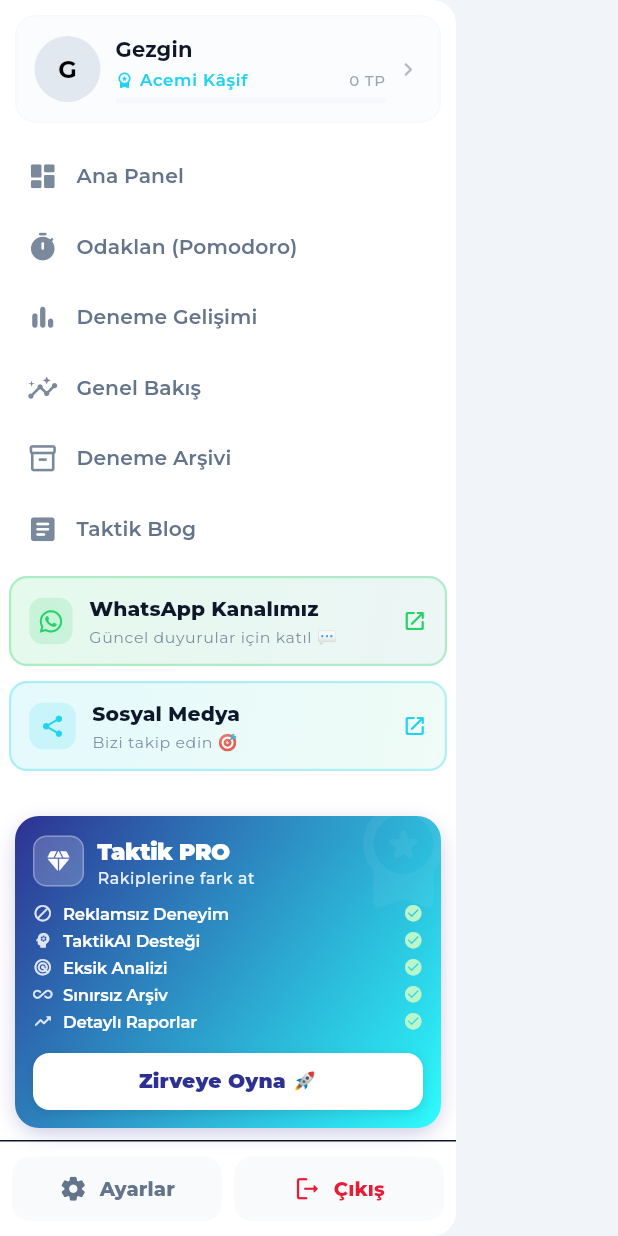
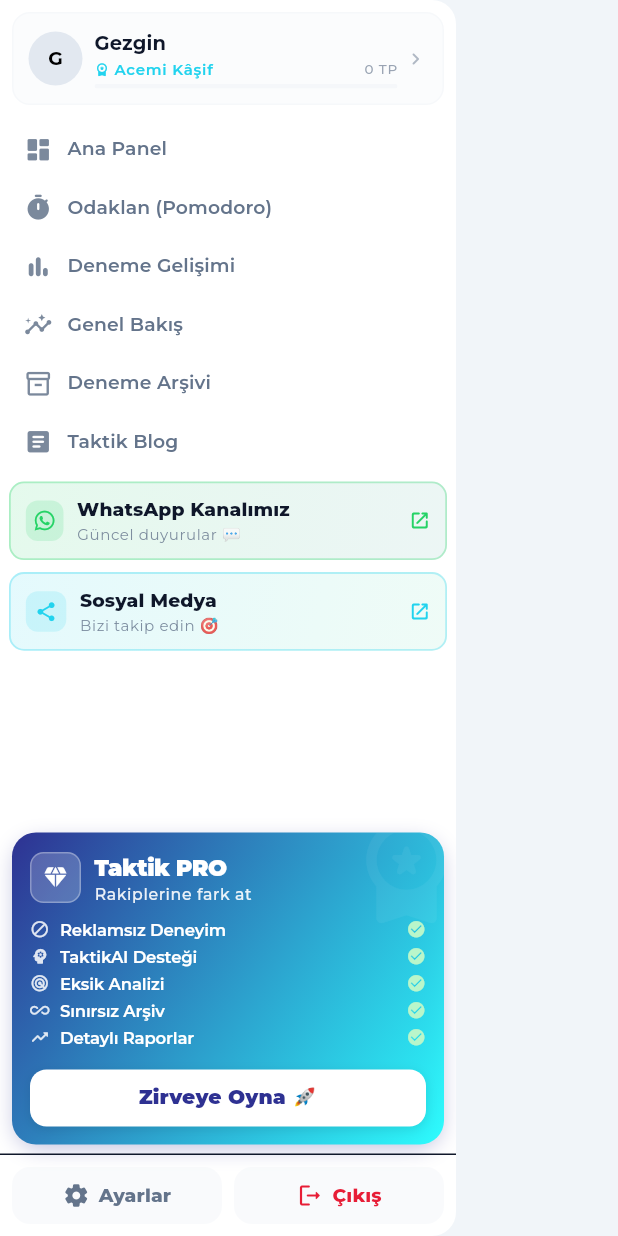
Before and after one commit to bakituncher/bilgee, a Flutter app: the SidePanelDrawer widget shown alone on an empty page, opened directly, on a phone screen of 412 x 824 dp. Run offline on Flutter 3.47's test engine with Material 3 defaults, Android fonts, the phone set to English and light mode, and no system bars; our stand-ins replace cached_network_image, cloud_firestore, cloud_functions, confetti, connectivity_plus, equatable and 26 more; missing offline and left inert: firebase_app_check, flutter_math_fork, markdown, purchases_flutter; accounts and stored records are empty; generated files the repository leaves out were written again; network calls fail.

Commit message:
sidebar düzenlendi

```diff
--- a/lib/shared/widgets/side_panel_drawer.dart
+++ b/lib/shared/widgets/side_panel_drawer.dart
@@ -56,21 +56,21 @@ class _SidePanelDrawerState extends ConsumerState<SidePanelDrawer> with SingleTi
             child: Column(
               crossAxisAlignment: CrossAxisAlignment.stretch,
               children: [
-                // Header - Kullanıcı Profili
+                // Header - Kullanıcı Profili (Compact)
                 InkWell(
                   onTap: () { Navigator.of(context).pop(); context.go('/profile'); },
                   child: Container(
-                    margin: const EdgeInsets.fromLTRB(10, 10, 10, 8),
-                    padding: const EdgeInsets.all(12),
+                    margin: const EdgeInsets.fromLTRB(8, 8, 8, 6),
+                    padding: const EdgeInsets.all(10),
                     decoration: BoxDecoration(
-                      borderRadius: BorderRadius.circular(14),
+                      borderRadius: BorderRadius.circular(12),
                       color: colorScheme.surfaceContainerHighest.withOpacity(.12),
                       border: Border.all(color: colorScheme.surfaceContainerHighest.withOpacity(.2)),
                     ),
                     child: Row(
                       children: [
-                        _Avatar(userName: user?.name, style: user?.avatarStyle, seed: user?.avatarSeed),
-                        const SizedBox(width: 10),
+                        _Avatar(userName: user?.name, style: user?.avatarStyle, seed: user?.avatarSeed, radius: 18),
+                        const SizedBox(width: 8),
                         Expanded(
                           child: Column(
                             crossAxisAlignment: CrossAxisAlignment.start,
@@ -78,31 +78,33 @@ class _SidePanelDrawerState extends ConsumerState<SidePanelDrawer> with SingleTi
                             children: [
                               Text(
                                 user?.name ?? 'Gezgin',
-                                style: theme.textTheme.titleSmall?.copyWith(fontWeight: FontWeight.w700, fontSize: 14),
+                                style: theme.textTheme.titleSmall?.copyWith(fontWeight: FontWeight.w700, fontSize: 13),
                                 overflow: TextOverflow.ellipsis,
+                                maxLines: 1,
                               ),
-                              const SizedBox(height: 2),
+                              const SizedBox(height: 1),
                               Row(
                                 children: [
-                                  Icon(Icons.workspace_premium_rounded, size: 12, color: colorScheme.primary),
-                                  const SizedBox(width: 4),
+                                  Icon(Icons.workspace_premium_rounded, size: 10, color: colorScheme.primary),
+                                  const SizedBox(width: 3),
                                   Expanded(
                                     child: Text(
                                       rankInfo.current.name,
-                                      style: theme.textTheme.labelSmall?.copyWith(color: colorScheme.primary, fontWeight: FontWeight.w600, fontSize: 11),
+                                      style: theme.textTheme.labelSmall?.copyWith(color: colorScheme.primary, fontWeight: FontWeight.w600, fontSize: 10),
                                       overflow: TextOverflow.ellipsis,
+                                      maxLines: 1,
                                     ),
                                   ),
-                                  const SizedBox(width: 4),
-                                  Text('${user?.engagementScore ?? 0} TP', style: theme.textTheme.labelSmall?.copyWith(color: colorScheme.onSurfaceVariant.withOpacity(.65), fontSize: 10)),
+                                  const SizedBox(width: 3),
+                                  Text('${user?.engagementScore ?? 0} TP', style: theme.textTheme.labelSmall?.copyWith(color: colorScheme.onSurfaceVariant.withOpacity(.65), fontSize: 9)),
                                 ],
                               ),
-                              const SizedBox(height: 4),
+                              const SizedBox(height: 3),
                               ClipRRect(
-                                borderRadius: BorderRadius.circular(3),
+                                borderRadius: BorderRadius.circular(2),
                                 child: LinearProgressIndicator(
                                   value: rankInfo.progress,
-                                  minHeight: 4,
+                                  minHeight: 3,
                                   backgroundColor: colorScheme.surfaceContainerHighest.withOpacity(.25),
                                   valueColor: AlwaysStoppedAnimation(colorScheme.primary),
                                 ),
@@ -110,8 +112,8 @@ class _SidePanelDrawerState extends ConsumerState<SidePanelDrawer> with SingleTi
                             ],
                           ),
                         ),
-                        const SizedBox(width: 6),
-                        Icon(Icons.chevron_right_rounded, size: 18, color: colorScheme.onSurfaceVariant.withOpacity(.5)),
+                        const SizedBox(width: 4),
+                        Icon(Icons.chevron_right_rounded, size: 16, color: colorScheme.onSurfaceVariant.withOpacity(.5)),
                       ],
                     ),
                   ),
@@ -136,9 +138,9 @@ class _SidePanelDrawerState extends ConsumerState<SidePanelDrawer> with SingleTi
                   ),
                 ),
 
-                // Premium Section - GÜNCELLENMİŞ PAZARLAMA ALANI
+                // Premium Section - Compact
                 Padding(
-                  padding: const EdgeInsets.fromLTRB(10, 8, 10, 8),
+                  padding: const EdgeInsets.fromLTRB(8, 6, 8, 6),
                   child: isPremium
                       ? _PremiumActiveCard(colorScheme: colorScheme, theme: theme)
                       : _PremiumOfferCard(
@@ -155,7 +157,7 @@ class _SidePanelDrawerState extends ConsumerState<SidePanelDrawer> with SingleTi
 
                 // Footer actions
                 Padding(
-                  padding: const EdgeInsets.fromLTRB(8, 10, 8, 10),
+                  padding: const EdgeInsets.fromLTRB(8, 8, 8, 8),
                   child: Row(
                     children: [
                       Expanded(
@@ -206,9 +208,9 @@ class _SidePanelDrawerState extends ConsumerState<SidePanelDrawer> with SingleTi
     final userIsPremium = ref.watch(premiumStatusProvider);
 
     return Padding(
-      padding: const EdgeInsets.symmetric(horizontal: 0, vertical: 2),
+      padding: const EdgeInsets.symmetric(horizontal: 0, vertical: 1),
       child: InkWell(
-        borderRadius: BorderRadius.circular(12),
+        borderRadius: BorderRadius.circular(10),
         onTap: () {
           Navigator.of(context).pop();
           if (isPremium && !userIsPremium) {
@@ -224,9 +226,9 @@ class _SidePanelDrawerState extends ConsumerState<SidePanelDrawer> with SingleTi
         child: AnimatedContainer(
           duration: const Duration(milliseconds: 180),
           curve: Curves.easeOut,
-          padding: const EdgeInsets.symmetric(horizontal: 12, vertical: 11),
+          padding: const EdgeInsets.symmetric(horizontal: 10, vertical: 9),
           decoration: BoxDecoration(
-            borderRadius: BorderRadius.circular(12),
+            borderRadius: BorderRadius.circular(10),
             color: selected ? colorScheme.primary.withOpacity(.12) : Colors.transparent,
             border: selected ? Border.all(color: colorScheme.primary.withOpacity(.3), width: 1.5) : null,
           ),
@@ -234,50 +236,52 @@ class _SidePanelDrawerState extends ConsumerState<SidePanelDrawer> with SingleTi
             children: [
               Icon(
                 icon,
-                size: 21,
+                size: 19,
                 color: selected ? colorScheme.primary : colorScheme.onSurfaceVariant.withOpacity(.85),
               ),
-              const SizedBox(width: 12),
+              const SizedBox(width: 10),
               Expanded(
                 child: Text(
                   title,
                   style: theme.textTheme.titleSmall?.copyWith(
                     fontWeight: selected ? FontWeight.w800 : FontWeight.w600,
-                    fontSize: 13.5,
+                    fontSize: 12.5,
                     color: selected ? colorScheme.onSurface : colorScheme.onSurfaceVariant,
                   ),
+                  maxLines: 1,
+                  overflow: TextOverflow.ellipsis,
                 ),
               ),
               if (showPremiumBadge) ...[
                 Container(
-                  padding: const EdgeInsets.symmetric(horizontal: 6, vertical: 3),
+                  padding: const EdgeInsets.symmetric(horizontal: 5, vertical: 2),
                   decoration: BoxDecoration(
                     gradient: LinearGradient(
                       colors: [colorScheme.primary.withOpacity(0.2), Colors.amber.withOpacity(0.2)],
                     ),
-                    borderRadius: BorderRadius.circular(7),
+                    borderRadius: BorderRadius.circular(6),
                     border: Border.all(color: colorScheme.primary.withOpacity(0.35), width: 1),
                   ),
                   child: Row(
                     mainAxisSize: MainAxisSize.min,
                     children: [
-                      Icon(Icons.workspace_premium_rounded, size: 11, color: colorScheme.primary),
-                      const SizedBox(width: 3),
+                      Icon(Icons.workspace_premium_rounded, size: 9, color: colorScheme.primary),
+                      const SizedBox(width: 2),
                       Text(
                         'PRO',
                         style: theme.textTheme.labelSmall?.copyWith(
                           color: colorScheme.primary,
                           fontWeight: FontWeight.w800,
-                          fontSize: 10,
+                          fontSize: 8,
                         ),
                       ),
                     ],
                   ),
                 ),
-                const SizedBox(width: 4),
+                const SizedBox(width: 3),
               ],
               if (selected)
-                Icon(Icons.chevron_right_rounded, size: 18, color: colorScheme.primary.withOpacity(0.7)),
+                Icon(Icons.chevron_right_rounded, size: 16, color: colorScheme.primary.withOpacity(0.7)),
             ],
           ),
         ),
@@ -298,7 +302,7 @@ class _SidePanelDrawerState extends ConsumerState<SidePanelDrawer> with SingleTi
       borderRadius: BorderRadius.circular(12),
       onTap: onTap,
       child: Container(
-        padding: const EdgeInsets.symmetric(horizontal: 12, vertical: 12),
+        padding: const EdgeInsets.symmetric(horizontal: 10, vertical: 10),
         decoration: BoxDecoration(
           borderRadius: BorderRadius.circular(12),
           color: colorScheme.surfaceContainerHighest.withOpacity(.2),
@@ -306,14 +310,18 @@ class _SidePanelDrawerState extends ConsumerState<SidePanelDrawer> with SingleTi
         child: Row(
           mainAxisAlignment: MainAxisAlignment.center,
           children: [
-            Icon(icon, size: 19, color: iconColor ?? colorScheme.onSurfaceVariant),
-            const SizedBox(width: 8),
-            Text(
-              title,
-              style: theme.textTheme.titleSmall?.copyWith(
-                fontWeight: FontWeight.w800,
-                fontSize: 13,
-                color: iconColor ?? colorScheme.onSurfaceVariant,
+            Icon(icon, size: 18, color: iconColor ?? colorScheme.onSurfaceVariant),
+            const SizedBox(width: 6),
+            Flexible(
+              child: Text(
+                title,
+                style: theme.textTheme.titleSmall?.copyWith(
+                  fontWeight: FontWeight.w800,
+                  fontSize: 12.5,
+                  color: iconColor ?? colorScheme.onSurfaceVariant,
+                ),
+                overflow: TextOverflow.ellipsis,
+                maxLines: 1,
               ),
             ),
           ],
@@ -327,14 +335,14 @@ class _SidePanelDrawerState extends ConsumerState<SidePanelDrawer> with SingleTi
     final colorScheme = theme.colorScheme;
 
     return Padding(
-      padding: const EdgeInsets.symmetric(horizontal: 0, vertical: 2),
+      padding: const EdgeInsets.symmetric(horizontal: 0, vertical: 1),
       child: InkWell(
-        borderRadius: BorderRadius.circular(12),
+        borderRadius: BorderRadius.circular(10),
         onTap: () => _showWhatsappDialog(context, user),
         child: Container(
-          padding: const EdgeInsets.symmetric(horizontal: 12, vertical: 11),
+          padding: const EdgeInsets.symmetric(horizontal: 10, vertical: 9),
           decoration: BoxDecoration(
-            borderRadius: BorderRadius.circular(12),
+            borderRadius: BorderRadius.circular(10),
             gradient: LinearGradient(
               colors: [
                 const Color(0xFF25D366).withOpacity(0.12),
@@ -345,24 +353,24 @@ class _SidePanelDrawerState extends ConsumerState<SidePanelDrawer> with SingleTi
             ),
             border: Border.all(
               color: const Color(0xFF25D366).withOpacity(0.3),
-              width: 1.5,
+              width: 1.2,
             ),
           ),
           child: Row(
             children: [
               Container(
-                padding: const EdgeInsets.all(7),
+                padding: const EdgeInsets.all(6),
                 decoration: BoxDecoration(
                   color: const Color(0xFF25D366).withOpacity(0.15),
-                  borderRadius: BorderRadius.circular(9),
+                  borderRadius: BorderRadius.circular(8),
                 ),
                 child: const FaIcon(
                   FontAwesomeIcons.whatsapp,
-                  size: 17,
+                  size: 15,
                   color: Color(0xFF25D366),
                 ),
               ),
-              const SizedBox(width: 11),
+              const SizedBox(width: 9),
               Expanded(
                 child: Column(
                   crossAxisAlignment: CrossAxisAlignment.start,
@@ -371,24 +379,28 @@ class _SidePanelDrawerState extends ConsumerState<SidePanelDrawer> with SingleTi
                       'WhatsApp Kanalımız',
                       style: theme.textTheme.titleSmall?.copyWith(
                         fontWeight: FontWeight.w800,
-                        fontSize: 13.5,
+                        fontSize: 12.5,
                         color: colorScheme.onSurface,
                       ),
+                      maxLines: 1,
+                      overflow: TextOverflow.ellipsis,
                     ),
-                    const SizedBox(height: 2),
+                    const SizedBox(height: 1),
                     Text(
-                      'Güncel duyurular için katıl 💬',
+                      'Güncel duyurular 💬',
                       style: theme.textTheme.bodySmall?.copyWith(
                         color: colorScheme.onSurfaceVariant.withOpacity(0.8),
-                        fontSize: 10.5,
+                        fontSize: 10,
                       ),
+                      maxLines: 1,
+                      overflow: TextOverflow.ellipsis,
                     ),
                   ],
                 ),
               ),
               Icon(
                 Icons.open_in_new_rounded,
-                size: 16,
+                size: 14,
                 color: const Color(0xFF25D366),
               ),
             ],
@@ -578,14 +590,14 @@ class _SidePanelDrawerState extends ConsumerState<SidePanelDrawer> with SingleTi
     final colorScheme = theme.colorScheme;
 
     return Padding(
-      padding: const EdgeInsets.symmetric(horizontal: 0, vertical: 2),
+      padding: const EdgeInsets.symmetric(horizontal: 0, vertical: 1),
       child: InkWell(
-        borderRadius: BorderRadius.circular(12),
+        borderRadius: BorderRadius.circular(10),
         onTap: () => _showSocialMediaDialog(context),
         child: Container(
-          padding: const EdgeInsets.symmetric(horizontal: 12, vertical: 11),
+          padding: const EdgeInsets.symmetric(horizontal: 10, vertical: 9),
           decoration: BoxDecoration(
-            borderRadius: BorderRadius.circular(12),
+            borderRadius: BorderRadius.circular(10),
             gradient: LinearGradient(
               colors: [
                 colorScheme.primary.withOpacity(0.12),
@@ -596,24 +608,24 @@ class _SidePanelDrawerState extends ConsumerState<SidePanelDrawer> with SingleTi
             ),
             border: Border.all(
               color: colorScheme.primary.withOpacity(0.3),
-              width: 1.5,
+              width: 1.2,
             ),
           ),
           child: Row(
             children: [
               Container(
-                padding: const EdgeInsets.all(7),
+                padding: const EdgeInsets.all(6),
                 decoration: BoxDecoration(
                   color: colorScheme.primary.withOpacity(0.15),
-                  borderRadius: BorderRadius.circular(9),
+                  borderRadius: BorderRadius.circular(8),
                 ),
                 child: Icon(
                   Icons.share_rounded,
-                  size: 17,
+                  size: 15,
                   color: colorScheme.primary,
                 ),
               ),
-              const SizedBox(width: 11),
+              const SizedBox(width: 9),
               Expanded(
                 child: Column(
                   crossAxisAlignment: CrossAxisAlignment.start,
@@ -622,24 +634,28 @@ class _SidePanelDrawerState extends ConsumerState<SidePanelDrawer> with SingleTi
                       'Sosyal Medya',
                       style: theme.textTheme.titleSmall?.copyWith(
                         fontWeight: FontWeight.w800,
-                        fontSize: 13.5,
+                        fontSize: 12.5,
                         color: colorScheme.onSurface,
                       ),
+                      maxLines: 1,
+                      overflow: TextOverflow.ellipsis,
                     ),
-                    const SizedBox(height: 2),
+                    const SizedBox(height: 1),
                     Text(
                       'Bizi takip edin 🎯',
                       style: theme.textTheme.bodySmall?.copyWith(
                         color: colorScheme.onSurfaceVariant.withOpacity(0.8),
-                        fontSize: 10.5,
+                        fontSize: 10,
                       ),
+                      maxLines: 1,
+                      overflow: TextOverflow.ellipsis,
                     ),
                   ],
                 ),
               ),
               Icon(
                 Icons.open_in_new_rounded,
-                size: 16,
+                size: 14,
                 color: colorScheme.primary,
               ),
             ],
@@ -842,33 +858,34 @@ class _Avatar extends StatelessWidget {
   final String? userName;
   final String? style;
   final String? seed;
-  const _Avatar({required this.userName, required this.style, required this.seed});
+  final double? radius;
+  const _Avatar({required this.userName, required this.style, required this.seed, this.radius});
 
   @override
   Widget build(BuildContext context) {
     final url = _buildSvgUrl();
-    const radius = 22.0;
+    final avatarRadius = radius ?? 22.0;
     if (url == null) {
       final initials = (userName ?? 'G').trim();
       return CircleAvatar(
-        radius: radius,
+        radius: avatarRadius,
         backgroundColor: Theme.of(context).colorScheme.surfaceContainerHighest,
         child: Text(
           initials.isEmpty ? 'G' : initials.characters.first.toUpperCase(),
-          style: const TextStyle(fontWeight: FontWeight.bold, fontSize: 16),
+          style: TextStyle(fontWeight: FontWeight.bold, fontSize: avatarRadius * 0.7),
         ),
       );
     }
     return CircleAvatar(
-      radius: radius,
+      radius: avatarRadius,
       backgroundColor: Theme.of(context).colorScheme.surfaceContainerHighest,
       child: ClipOval(
         child: SvgPicture.network(
           url,
-          width: radius * 2,
-          height: radius * 2,
+          width: avatarRadius * 2,
+          height: avatarRadius * 2,
           fit: BoxFit.cover,
-          placeholderBuilder: (_) => Icon(Icons.person, size: 20, color: Theme.of(context).colorScheme.onSurfaceVariant),
+          placeholderBuilder: (_) => Icon(Icons.person, size: avatarRadius * 0.9, color: Theme.of(context).colorScheme.onSurfaceVariant),
         ),
       ),
     );
```
